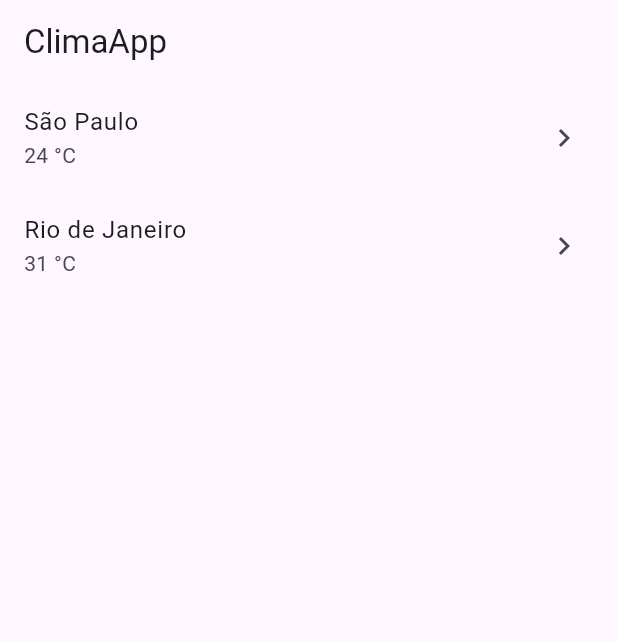
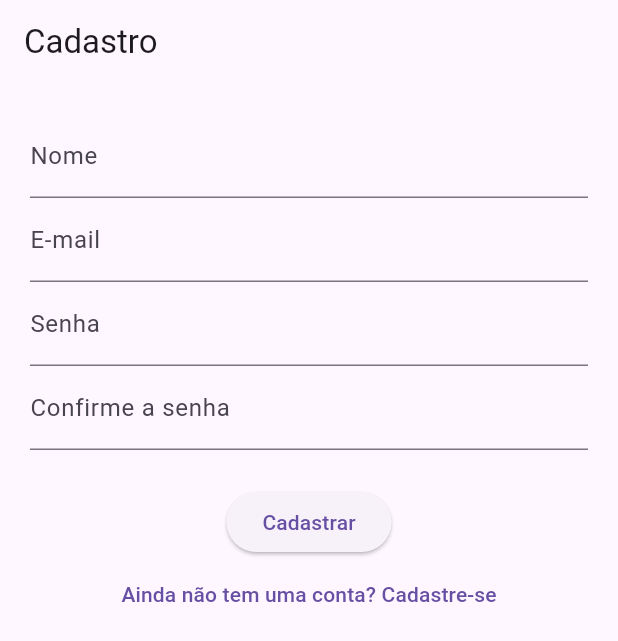
Before and after one commit to D4niieell/App-Clima-Tempo, a Flutter app: the screen it shows after launch, on a phone screen of 412 x 824 dp. Shown: the top 641 px of the screen. Run offline on Flutter 3.47's test engine with Material 3 defaults, Android fonts, the phone set to English and light mode, and no system bars.

Commit message:
Novas atualizações do app

```diff
--- a/lib/main.dart
+++ b/lib/main.dart
@@ -127,14 +127,18 @@
 // a. Link do commit no github
 
 // Importa as duas telas do app.
+
 import 'package:flutter/material.dart';
 import 'package:app_clima_tempo/models/clima.dart';
 import 'package:app_clima_tempo/screens/verClima.dart';
 import 'package:app_clima_tempo/screens/classe_Card.dart';
 import 'package:app_clima_tempo/widgets/classe_ListTile.dart';
 
+import 'screens/formulario.dart';
+
 import 'screens/clima_atual.dart';
 import 'screens/previsao_semana.dart';
+import 'widgets/contador.dart';
 
 // Ponto de entrada do aplicativo.
 void main() {
@@ -178,7 +182,7 @@ class MyApp extends StatelessWidget {
     // MaterialApp configura o app com o estilo Material Design.
     return const MaterialApp(
       // A tela inicial agora é a HomeScreen.
-      home: HomeScreen(),
+      home: CadastroScreen(),
     );
   }
 }
--- /dev/null
+++ b/lib/screens/formulario.dart
@@ -0,0 +1,105 @@
+import 'package:flutter/material.dart';
+
+import '../main.dart'; // Para acessar a HomeScreen
+
+class CadastroScreen extends StatefulWidget {
+  const CadastroScreen({super.key});
+
+  @override
+  State<CadastroScreen> createState() => _CadastroScreenState();
+}
+
+class _CadastroScreenState extends State<CadastroScreen> {
+  final _formKey = GlobalKey<FormState>();
+  final _nomeController = TextEditingController();
+  final _emailController = TextEditingController();
+  final _senhaController = TextEditingController();
+  final _confirmarController = TextEditingController();
+
+  @override
+  void dispose() {
+    _nomeController.dispose();
+    _emailController.dispose();
+    _senhaController.dispose();
+    _confirmarController.dispose();
+    super.dispose();
+  }
+
+  void _cadastrar() {
+    if (_formKey.currentState!.validate()) {
+      // pushReplacement troca a tela atual pela Home.
+      // então o botão "voltar" não retorna ao cadastro.
+      Navigator.pushReplacement(
+        context,
+        MaterialPageRoute(builder: (context) => HomeScreen()),
+      );
+    }
+  }
+
+  @override
+  Widget build(BuildContext context) {
+    return Scaffold(
+      appBar: AppBar(title: const Text('Cadastro')),
+      body: Padding(
+        padding: const EdgeInsets.all(20),
+        child: Form(
+          key: _formKey,
+          child: ListView(
+            children: [
+              TextFormField(
+                controller: _nomeController,
+                decoration: const InputDecoration(labelText: 'Nome'),
+                validator: (value) =>
+                    (value == null || value.isEmpty) ? 'Informe o nome' : null,
+              ),
+              TextFormField(
+                controller: _emailController,
+                keyboardType: TextInputType.emailAddress,
+                decoration: const InputDecoration(labelText: 'E-mail'),
+                validator: (value) => (value == null || !value.contains('@'))
+                    ? 'E-mail inválido'
+                    : null,
+              ),
+              TextFormField(
+                controller: _senhaController,
+                obscureText: true,
+                decoration: const InputDecoration(labelText: 'Senha'),
+                validator: (value) => (value == null || value.length < 6)
+                    ? 'Mínimo de 6 caracteres'
+                    : null,
+              ),
+              TextFormField(
+                controller: _confirmarController,
+                obscureText: true,
+                decoration: const InputDecoration(
+                  labelText: 'Confirme a senha',
+                ),
+                validator: (value) => value != _senhaController.text
+                    ? 'As senhas não conferem'
+                    : null,
+              ),
+              const SizedBox(height: 24),
+              Center(
+                child: ElevatedButton(
+                  onPressed: _cadastrar,
+                  child: const Text('Cadastrar'),
+                ),
+              ),
+              TextButton(
+                onPressed: () {
+                  Navigator.push(
+                    context,
+                    MaterialPageRoute(
+                      builder: (context) => const CadastroScreen(),
+                    ),
+                  );
+                },
+                child: const Text('Ainda não tem uma conta? Cadastre-se'),
+              ),
+            ],
+          ),
+        ),
+      ),
+    );
+  }
+}
```
Also changed, not shown: Notas/Expanded-Flexible.txt (deleted, +0 -12 lines), Notas/funcao-GridView.txt (deleted, +0 -37 lines), lib/screens/form_decoration.dart (added, +14 -0 lines).
